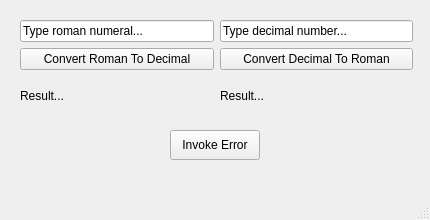
Before: the Qt Designer form src/mainwindow.ui in The-Developing-Developers/roman-numerals-converter-qt, drawn with Qt 5.
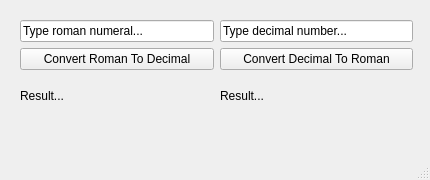
After: the same form once the commit is applied.

Diff of the .ui file:
```diff
--- a/src/mainwindow.ui
+++ b/src/mainwindow.ui
@@ -7,27 +7,14 @@
     <x>0</x>
     <y>0</y>
     <width>430</width>
-    <height>220</height>
+    <height>180</height>
    </rect>
   </property>
   <property name="windowTitle">
    <string>Roman Numerals Converter</string>
   </property>
   <widget class="QWidget" name="centralwidget">
-   <widget class="QPushButton" name="errorButton">
-    <property name="geometry">
-     <rect>
-      <x>170</x>
-      <y>130</y>
-      <width>90</width>
-      <height>30</height>
-     </rect>
-    </property>
-    <property name="text">
-     <string>Invoke Error</string>
-    </property>
-   </widget>
-   <widget class="QWidget" name="">
+   <widget class="QWidget" name="layoutWidget">
     <property name="geometry">
      <rect>
       <x>20</x>
```
